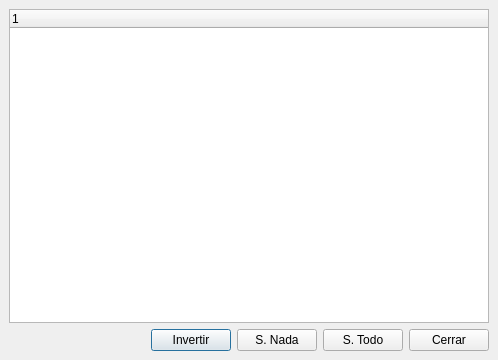
eboladev/Bulmages-1, file bulmages/bulmacont/src/bccentrocosteseleccionarbase.ui: the form before one commit.
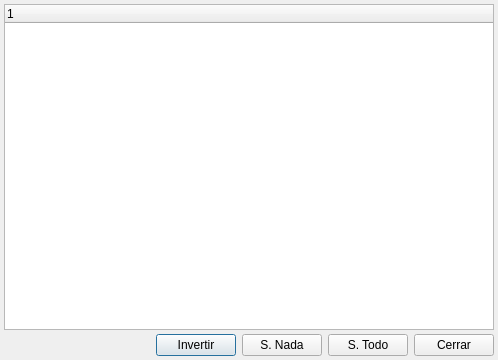
The form after the commit. Icons and pictures are not drawn.

The edit to the form file:
```diff
--- a/bulmages/bulmacont/src/bccentrocosteseleccionarbase.ui
+++ b/bulmages/bulmacont/src/bccentrocosteseleccionarbase.ui
@@ -15,15 +15,21 @@
   <property name="windowIcon" >
    <iconset resource="../../bulmages.qrc" >:/BulmaCont32x32/images/png/i_centroCoste.xpm</iconset>
   </property>
-  <layout class="QVBoxLayout" >
-   <property name="margin" >
-    <number>9</number>
+  <layout class="QVBoxLayout">
+   <property name="spacing">
+    <number>4</number>
    </property>
-   <property name="spacing" >
-    <number>6</number>
+   <property name="margin">
+    <number>4</number>
    </property>
    <item>
-    <widget class="QTreeWidget" name="mui_listCostes" />
+    <widget class="QTreeWidget" name="mui_listCostes">
+     <column>
+      <property name="text">
+       <string notr="true">1</string>
+      </property>
+     </column>
+    </widget>
    </item>
    <item>
     <layout class="QHBoxLayout" >
@@ -81,7 +87,7 @@
    </item>
   </layout>
  </widget>
- <layoutdefault spacing="6" margin="11" />
+ <layoutdefault spacing="6" margin="11"/>
  <resources>
   <include location="../../bulmages.qrc" />
  </resources>
```
Left out of the diff: 52 changed lines with no effect on the pictures.
